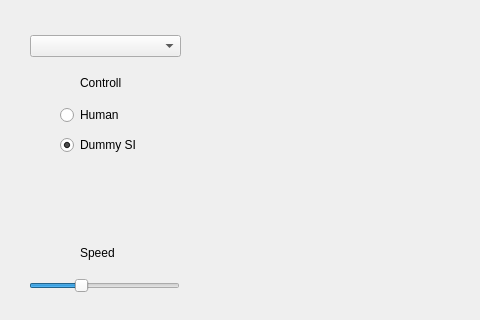
jkpawlowski96/Mouse, file mainwindow.ui: the form before one commit; both pictures show x 0 to 480 and y 115 to 435 of the 814 by 622 pixel window.
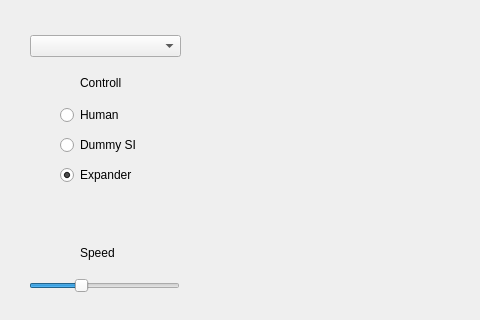
The form after the commit. Custom widgets are drawn as their Qt base class.

Diff of the .ui file:
```diff
--- a/mainwindow.ui
+++ b/mainwindow.ui
@@ -137,7 +137,7 @@
      <string>Dummy SI</string>
     </property>
     <property name="checked">
-     <bool>true</bool>
+     <bool>false</bool>
     </property>
    </widget>
    <widget class="QLabel" name="label_3">
@@ -153,6 +153,22 @@
      <string>Controll</string>
     </property>
    </widget>
+   <widget class="QRadioButton" name="expanderButton">
+    <property name="geometry">
+     <rect>
+      <x>60</x>
+      <y>280</y>
+      <width>95</width>
+      <height>20</height>
+     </rect>
+    </property>
+    <property name="text">
+     <string>Expander</string>
+    </property>
+    <property name="checked">
+     <bool>true</bool>
+    </property>
+   </widget>
   </widget>
   <widget class="QMenuBar" name="menubar">
    <property name="geometry">
```
